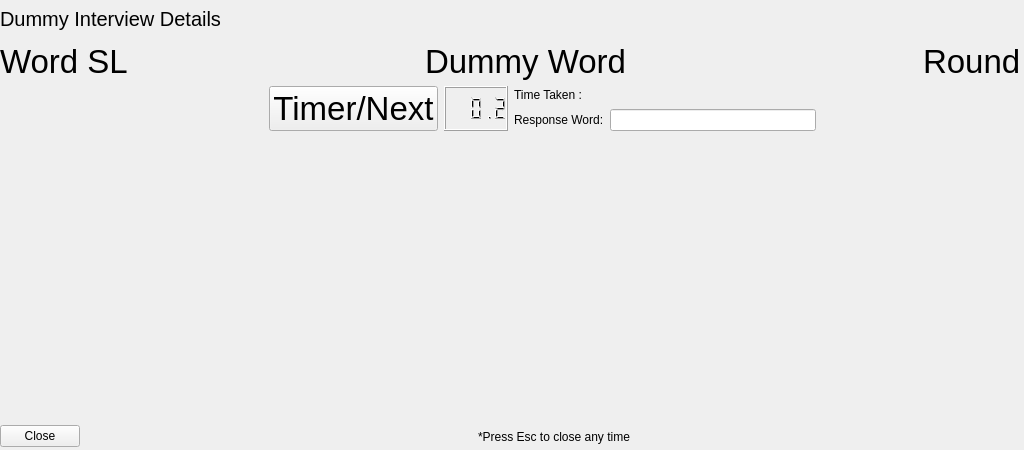
First picture: the form in 32_GUI_with_PyQt5/WAT/GUI_Files/Interview.ui, repository amir-ice-1516-iu/basic_coding_blocks, before the edit.
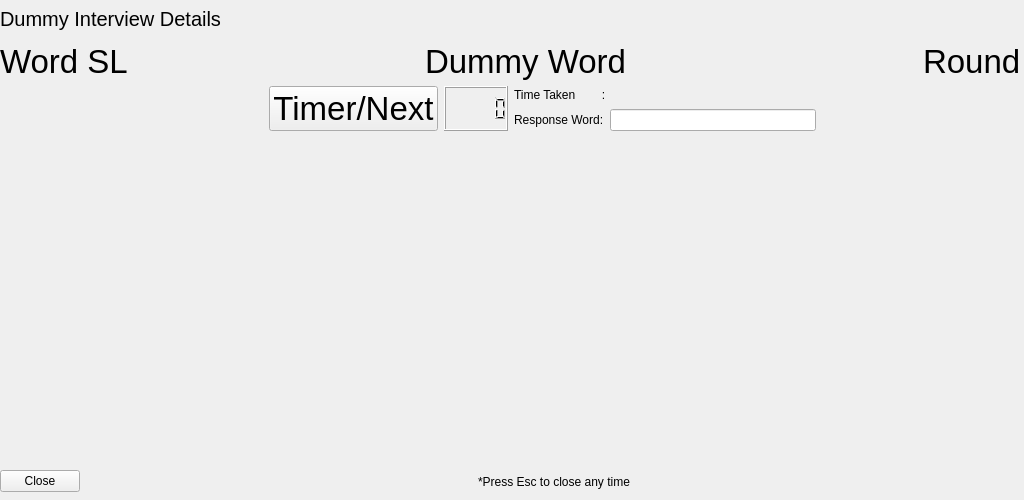
Second picture: the form after the edit.

```diff
--- a/32_GUI_with_PyQt5/WAT/GUI_Files/Interview.ui
+++ b/32_GUI_with_PyQt5/WAT/GUI_Files/Interview.ui
@@ -7,9 +7,15 @@
     <x>0</x>
     <y>0</y>
     <width>1024</width>
-    <height>450</height>
+    <height>500</height>
    </rect>
   </property>
+  <property name="sizePolicy">
+   <sizepolicy hsizetype="Fixed" vsizetype="Fixed">
+    <horstretch>0</horstretch>
+    <verstretch>0</verstretch>
+   </sizepolicy>
+  </property>
   <property name="windowTitle">
    <string>Interview</string>
   </property>
@@ -17,13 +23,13 @@
    <property name="geometry">
     <rect>
      <x>0</x>
-     <y>126</y>
+     <y>135</y>
      <width>1024</width>
-     <height>280</height>
+     <height>321</height>
     </rect>
    </property>
   </widget>
-  <widget class="QWidget" name="">
+  <widget class="QWidget" name="layoutWidget">
    <property name="geometry">
     <rect>
      <x>0</x>
@@ -144,14 +150,16 @@
          <widget class="QLCDNumber" name="timerLabel">
           <property name="font">
            <font>
-            <pointsize>25</pointsize>
+            <pointsize>30</pointsize>
+            <weight>75</weight>
+            <bold>true</bold>
            </font>
           </property>
           <property name="smallDecimalPoint">
            <bool>false</bool>
           </property>
           <property name="value" stdset="0">
-           <double>0.200000000000000</double>
+           <double>0.000000000000000</double>
           </property>
          </widget>
         </item>
@@ -162,7 +170,7 @@
         <item>
          <widget class="QLabel" name="timeTakenLabel">
           <property name="text">
-           <string>Time Taken :</string>
+           <string>Time Taken        :</string>
           </property>
          </widget>
         </item>
@@ -199,13 +207,13 @@
     </item>
    </layout>
   </widget>
-  <widget class="QWidget" name="">
+  <widget class="QWidget" name="layoutWidget">
    <property name="geometry">
     <rect>
      <x>0</x>
-     <y>416</y>
+     <y>466</y>
      <width>1021</width>
-     <height>41</height>
+     <height>31</height>
     </rect>
    </property>
    <layout class="QHBoxLayout" name="horizontalLayout_5">
```
